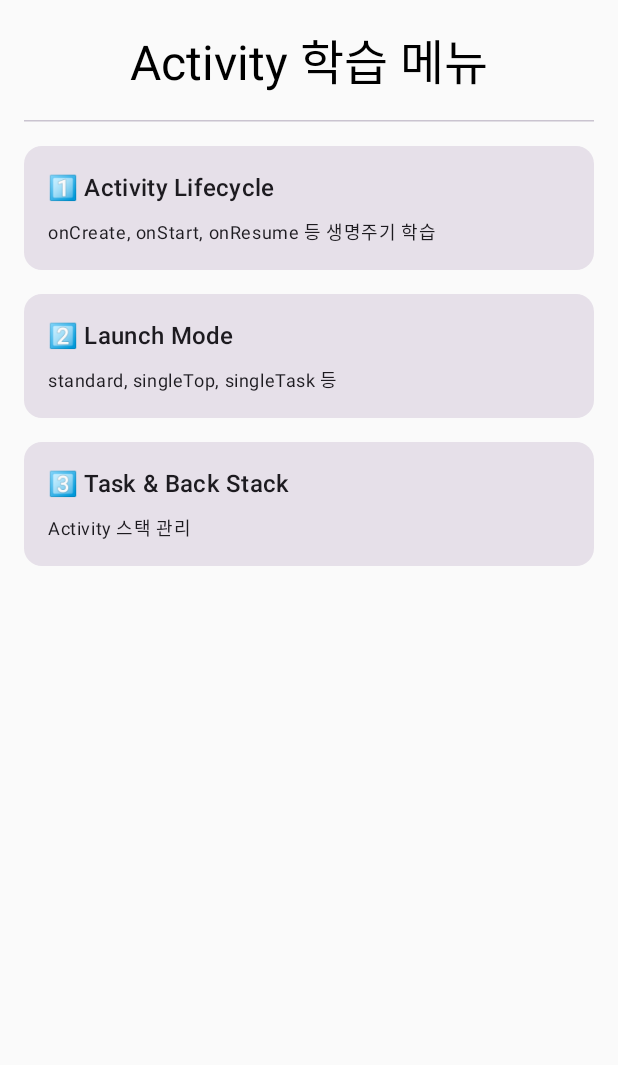
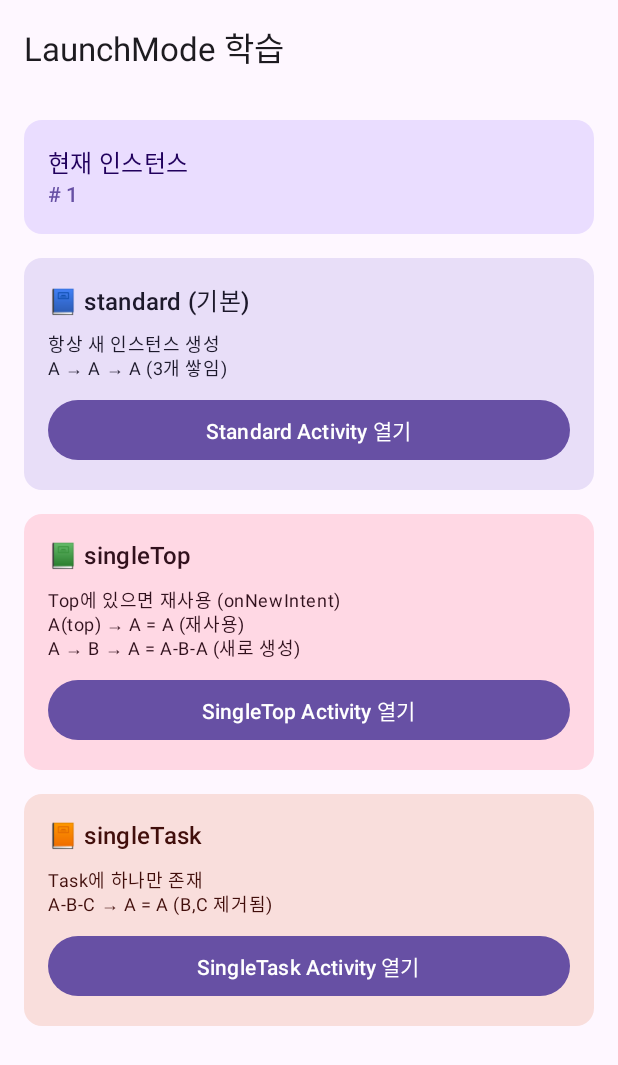
Before and after one commit to HamBeomJoon/Android-review, an Android app built with Jetpack Compose: the ActivityScreen screen opened through its navigation route, after a tap on "2️⃣ Launch Mode", on a phone screen of 412 x 824 dp. Shown: the top 1065 px of the screen. Run offline under Robolectric (Android 15) with nearby library versions, the phone set to English and light mode, and no system bars.

Commit message:
feat: Activity LaunchMode 학습 기능 추가
- Android LaunchMode 동작을 확인하기 위해 LaunchModeActivity, StandardActivity, SingleTopActivity, SingleTaskActivity 추가
- 인스턴스 ID 표시 및 내비게이션 테스트를 위한 ModeTestScreen 컴포저블 생성
- AndroidManifest.xml에 새 액티비티 등록 및 launchMode 속성(standard, singleTop, singleTask) 지정
- ActivityScreen에서 LaunchModeActivity로 이동할 수 있도록 내비게이션 추가
- 사용하지 않는 appcompat, material 의존성을 libs.versions.toml에서 제거

```diff
--- a/feature/activity/src/main/java/com/example/activity/ActivityScreen.kt
+++ b/feature/activity/src/main/java/com/example/activity/ActivityScreen.kt
@@ -16,6 +16,7 @@ import androidx.compose.ui.Alignment
 import androidx.compose.ui.Modifier
 import androidx.compose.ui.platform.LocalContext
 import androidx.compose.ui.unit.dp
+import com.example.activity.launchmode.LaunchModeActivity
 import com.example.activity.lifecycle.LifecycleActivity
 
 @Composable
@@ -64,8 +65,8 @@ fun ActivityScreen() {
         Card(
             modifier = Modifier.fillMaxWidth(),
             onClick = {
-//                val intent = Intent(context, LaunchModeActivity::class.java)
-//                context.startActivity(intent)
+                val intent = Intent(context, LaunchModeActivity::class.java)
+                context.startActivity(intent)
             },
         ) {
             Column(
--- /dev/null
+++ b/feature/activity/src/main/java/com/example/activity/launchmode/LaunchModeActivity.kt
@@ -0,0 +1,202 @@
+package com.example.activity.launchmode
+
+import android.content.Intent
+import android.os.Bundle
+import android.util.Log
+import androidx.activity.ComponentActivity
+import androidx.activity.compose.setContent
+import androidx.compose.foundation.layout.Arrangement
+import androidx.compose.foundation.layout.Column
+import androidx.compose.foundation.layout.fillMaxSize
+import androidx.compose.foundation.layout.fillMaxWidth
+import androidx.compose.foundation.layout.padding
+import androidx.compose.material3.Button
+import androidx.compose.material3.Card
+import androidx.compose.material3.CardDefaults
+import androidx.compose.material3.ExperimentalMaterial3Api
+import androidx.compose.material3.MaterialTheme
+import androidx.compose.material3.Scaffold
+import androidx.compose.material3.Text
+import androidx.compose.material3.TopAppBar
+import androidx.compose.runtime.Composable
+import androidx.compose.ui.Alignment
+import androidx.compose.ui.Modifier
+import androidx.compose.ui.platform.LocalContext
+import androidx.compose.ui.unit.dp
+
+class LaunchModeActivity : ComponentActivity() {
+    private var instanceId: Int = 0
+
+    override fun onCreate(savedInstanceState: Bundle?) {
+        super.onCreate(savedInstanceState)
+        instanceId = ++instanceCount
+        Log.d(TAG, "🔷 onCreate - Instance #$instanceId")
+
+        setContent {
+            MaterialTheme {
+                LaunchModeScreen(instanceId = instanceId)
+            }
+        }
+    }
+
+    override fun onNewIntent(intent: Intent) {
+        super.onNewIntent(intent)
+        Log.d(TAG, "🔄 onNewIntent - Instance #$instanceId (재사용됨)")
+    }
+
+    override fun onDestroy() {
+        super.onDestroy()
+        Log.d(TAG, "🔻 onDestroy - Instance #$instanceId")
+    }
+
+    companion object {
+        private const val TAG = "LaunchModeActivity"
+        private var instanceCount = 0
+    }
+}
+
+@OptIn(ExperimentalMaterial3Api::class)
+@Composable
+fun LaunchModeScreen(instanceId: Int) {
+    val context = LocalContext.current
+
+    Scaffold(
+        topBar = {
+            TopAppBar(
+                title = { Text("LaunchMode 학습") },
+            )
+        },
+    ) { padding ->
+        Column(
+            modifier =
+                Modifier
+                    .fillMaxSize()
+                    .padding(padding)
+                    .padding(16.dp),
+            horizontalAlignment = Alignment.CenterHorizontally,
+            verticalArrangement = Arrangement.spacedBy(16.dp),
+        ) {
+            // 현재 인스턴스 표시
+            Card(
+                modifier = Modifier.fillMaxWidth(),
+                colors =
+                    CardDefaults.cardColors(
+                        containerColor = MaterialTheme.colorScheme.primaryContainer,
+                    ),
+            ) {
+                Column(
+                    modifier = Modifier.padding(16.dp),
+                ) {
+                    Text(
+                        text = "현재 인스턴스",
+                        style = MaterialTheme.typography.titleMedium,
+                    )
+                    Text(
+                        text = "# $instanceId",
+                        style = MaterialTheme.typography.titleSmall,
+                        color = MaterialTheme.colorScheme.primary,
+                    )
+                }
+            }
+
+            // Standard Mode 설명
+            Card(
+                modifier = Modifier.fillMaxWidth(),
+                colors =
+                    CardDefaults.cardColors(
+                        containerColor = MaterialTheme.colorScheme.secondaryContainer,
+                    ),
+            ) {
+                Column(
+                    modifier = Modifier.padding(16.dp),
+                    verticalArrangement = Arrangement.spacedBy(8.dp),
+                ) {
+                    Text(
+                        text = "📘 standard (기본)",
+                        style = MaterialTheme.typography.titleMedium,
+                    )
+                    Text(
+                        text = "항상 새 인스턴스 생성\nA → A → A (3개 쌓임)",
+                        style = MaterialTheme.typography.bodySmall,
+                    )
+
+                    Button(
+                        onClick = {
+                            val intent = Intent(context, StandardActivity::class.java)
+                            context.startActivity(intent)
+                        },
+                        modifier = Modifier.fillMaxWidth(),
+                    ) {
+                        Text("Standard Activity 열기")
+                    }
+                }
+            }
+
+            // SingleTop Mode 설명
+            Card(
+                modifier = Modifier.fillMaxWidth(),
+                colors =
+                    CardDefaults.cardColors(
+                        containerColor = MaterialTheme.colorScheme.tertiaryContainer,
+                    ),
+            ) {
+                Column(
+                    modifier = Modifier.padding(16.dp),
+                    verticalArrangement = Arrangement.spacedBy(8.dp),
+                ) {
+                    Text(
+                        text = "📗 singleTop",
+                        style = MaterialTheme.typography.titleMedium,
+                    )
+                    Text(
+                        text = "Top에 있으면 재사용 (onNewIntent)\nA(top) → A = A (재사용)\nA → B → A = A-B-A (새로 생성)",
+                        style = MaterialTheme.typography.bodySmall,
+                    )
+
+                    Button(
+                        onClick = {
+                            val intent = Intent(context, SingleTopActivity::class.java)
+                            context.startActivity(intent)
+                        },
+                        modifier = Modifier.fillMaxWidth(),
+                    ) {
+                        Text("SingleTop Activity 열기")
+                    }
+                }
+            }
+
+            // SingleTask Mode 설명
+            Card(
+                modifier = Modifier.fillMaxWidth(),
+                colors =
+                    CardDefaults.cardColors(
+                        containerColor = MaterialTheme.colorScheme.errorContainer,
+                    ),
+            ) {
+                Column(
+                    modifier = Modifier.padding(16.dp),
+                    verticalArrangement = Arrangement.spacedBy(8.dp),
+                ) {
+                    Text(
+                        text = "📙 singleTask",
+                        style = MaterialTheme.typography.titleMedium,
+                    )
+                    Text(
+                        text = "Task에 하나만 존재\nA-B-C → A = A (B,C 제거됨)",
+                        style = MaterialTheme.typography.bodySmall,
+                    )
+
+                    Button(
+                        onClick = {
+                            val intent = Intent(context, SingleTaskActivity::class.java)
+                            context.startActivity(intent)
+                        },
+                        modifier = Modifier.fillMaxWidth(),
+                    ) {
+                        Text("SingleTask Activity 열기")
+                    }
+                }
+            }
+        }
+    }
+}
--- a/gradle/libs.versions.toml
+++ b/gradle/libs.versions.toml
@@ -8,8 +8,6 @@ espressoCore = "3.7.0"
 lifecycleRuntimeKtx = "2.10.0"
 activityCompose = "1.12.0"
 composeBom = "2024.09.00"
-appcompat = "1.7.1"
-material = "1.13.0"
 hilt = "2.52"
 ksp = "2.0.10-1.0.24"
 jetbrainsKotlinJvm = "2.0.10"
@@ -30,8 +28,6 @@ androidx-ui-tooling-preview = { group = "androidx.compose.ui", name = "ui-toolin
 androidx-ui-test-manifest = { group = "androidx.compose.ui", name = "ui-test-manifest" }
 androidx-ui-test-junit4 = { group = "androidx.compose.ui", name = "ui-test-junit4" }
 androidx-material3 = { group = "androidx.compose.material3", name = "material3" }
-androidx-appcompat = { group = "androidx.appcompat", name = "appcompat", version.ref = "appcompat" }
-material = { group = "com.google.android.material", name = "material", version.ref = "material" }
 
 # Gradle
 android-gradlePlugin = { group = "com.android.tools.build", name = "gradle", version.ref = "agp" }
```
Also changed, not shown: feature/activity/src/main/AndroidManifest.xml (+19 -5 lines), feature/activity/src/main/java/com/example/activity/launchmode/ModeTestScreen.kt (added, +85 -0 lines), feature/activity/src/main/java/com/example/activity/launchmode/SingleTaskActivity.kt (added, +47 -0 lines), feature/activity/src/main/java/com/example/activity/launchmode/SingleTopActivity.kt (added, +47 -0 lines), feature/activity/src/main/java/com/example/activity/launchmode/StandardActivity.kt (added, +45 -0 lines).
